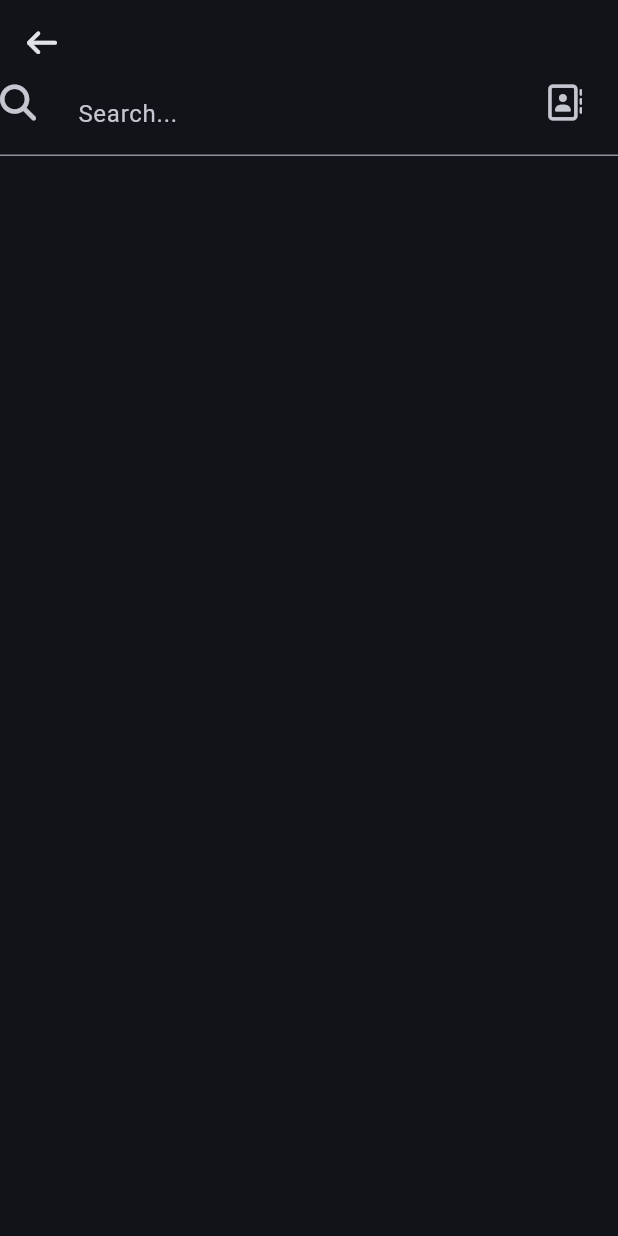
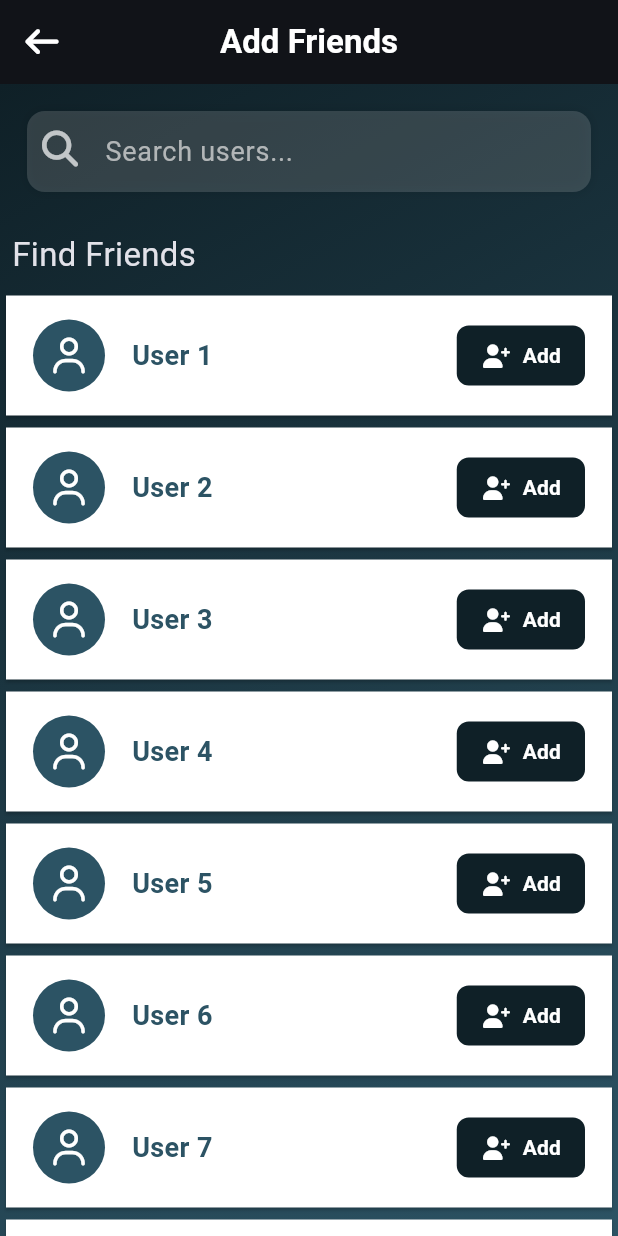
Before and after one commit to satyam044/Collabio-App, a Flutter app: the HomePage screen opened directly, after a tap on an icon or button, on a phone screen of 412 x 824 dp. Run offline on Flutter 3.47's test engine with Material 3 defaults, Android fonts, the phone set to English and light mode, and no system bars; our stand-ins replace font_awesome_flutter.

Commit message:
Add Friends Page UI

```diff
--- a/Collabio/lib/pages/add_friends.dart
+++ b/Collabio/lib/pages/add_friends.dart
@@ -1,5 +1,6 @@
 import 'package:flutter/material.dart';
 import 'package:font_awesome_flutter/font_awesome_flutter.dart';
+import 'package:frontend/widgets/Uihelper.dart';
 
 class AddFriendsPage extends StatelessWidget {
   const AddFriendsPage({super.key});
@@ -8,24 +9,148 @@ class AddFriendsPage extends StatelessWidget {
   Widget build(BuildContext context) {
     return Scaffold(
       appBar: AppBar(
+        backgroundColor: Colors.transparent,
+        elevation: 0,
         leading: IconButton(
           onPressed: () {
             Navigator.pop(context);
           },
-          icon: FaIcon(FontAwesomeIcons.arrowLeft, size: 20),
+          icon: FaIcon(
+            FontAwesomeIcons.arrowLeft,
+            size: 22,
+            color: Colors.white,
+          ),
         ),
+        title: Text(
+          'Add Friends',
+          style: TextStyle(color: Colors.white, fontWeight: FontWeight.bold),
+        ),
+        centerTitle: true,
       ),
-      body: Column(
-        children: [
-          TextField(
-            decoration: InputDecoration(
-              hintText: "Search...",
-              prefixIcon: FaIcon(FontAwesomeIcons.search),
-              suffixIcon: FaIcon(FontAwesomeIcons.contactBook),
-
+      body: Container(
+        decoration: BoxDecoration(
+          gradient: LinearGradient(
+            colors: [Color(0xFF0F2027), Color(0xFF2C5364)],
+            begin: Alignment.topLeft,
+            end: Alignment.bottomRight,
+          ),
+        ),
+        child: Column(
+          crossAxisAlignment: CrossAxisAlignment.start,
+          children: [
+            Padding(
+              padding: const EdgeInsets.symmetric(
+                horizontal: 18.0,
+                vertical: 18.0,
+              ),
+              child: Container(
+                height: 54,
+                decoration: BoxDecoration(
+                  color: Colors.white.withOpacity(0.15),
+                  borderRadius: BorderRadius.circular(12),
+                  boxShadow: [BoxShadow(color: Colors.black12, blurRadius: 6)],
+                ),
+                child: TextField(
+                  decoration: InputDecoration(
+                    contentPadding: const EdgeInsets.symmetric(
+                      horizontal: 4,
+                      vertical: 14,
+                    ),
+                    border: InputBorder.none,
+                    hintText: "Search users...",
+                    prefixIcon: Padding(
+                      padding: const EdgeInsets.all(10.0),
+                      child: FaIcon(
+                        FontAwesomeIcons.search,
+                        color: Colors.white70,
+                      ),
+                    ),
+                    hintStyle: const TextStyle(
+                      color: Color.fromARGB(192, 220, 220, 220),
+                      fontSize: 18,
+                    ),
+                  ),
+                  style: TextStyle(color: Colors.white, fontSize: 18),
+                ),
+              ),
             ),
-          ),
-        ],
+            Padding(
+              padding: EdgeInsetsGeometry.all(8),
+              child: Uihelper.customTxt(text: "Find Friends", fontSize: 22),
+            ),
+            Expanded(
+              child: ListView.separated(
+                itemCount: 15,
+                separatorBuilder: (_, __) => SizedBox(height: 0),
+                itemBuilder: (context, index) {
+                  return Card(
+                    color: Colors.white,
+                    elevation: 1,
+                    shape: RoundedRectangleBorder(
+                      borderRadius: BorderRadius.circular(0),
+                    ),
+                    child: Padding(
+                      padding: const EdgeInsets.symmetric(
+                        vertical: 16,
+                        horizontal: 18,
+                      ),
+                      child: Row(
+                        children: [
+                          CircleAvatar(
+                            radius: 24,
+                            backgroundColor: Color(0xFF2C5364),
+                            child: FaIcon(
+                              FontAwesomeIcons.user,
+                              color: Colors.white,
+                              size: 24,
+                            ),
+                          ),
+                          SizedBox(width: 18),
+                          Expanded(
+                            child: Text(
+                              'User ${index + 1}',
+                              style: TextStyle(
+                                fontSize: 18,
+                                fontWeight: FontWeight.w600,
+                                color: Color(0xFF2C5364),
+                              ),
+                            ),
+                          ),
+                          ElevatedButton.icon(
+                            style: ElevatedButton.styleFrom(
+                              backgroundColor: Color(0xFF0F2027),
+                              shape: RoundedRectangleBorder(
+                                borderRadius: BorderRadius.circular(8),
+                              ),
+                              elevation: 0,
+                              padding: EdgeInsets.symmetric(
+                                horizontal: 16,
+                                vertical: 8,
+                              ),
+                            ),
+                            onPressed: () {},
+                            icon: FaIcon(
+                              FontAwesomeIcons.userPlus,
+                              size: 16,
+                              color: Colors.white,
+                            ),
+                            label: Text(
+                              'Add',
+                              style: TextStyle(
+                                color: Colors.white,
+                                fontWeight: FontWeight.bold,
+                              ),
+                            ),
+                          ),
+                        ],
+                      ),
+                    ),
+                  );
+                },
+              ),
+            ),
+          ],
+        ),
       ),
     );
   }
--- a/Collabio/lib/pages/home.dart
+++ b/Collabio/lib/pages/home.dart
@@ -15,11 +15,11 @@ class HomePage extends StatelessWidget {
         elevation: 0,
         title: Row(
           children: [
-            Uihelper.customImg(img: 'logo.png', height: 30),
+            Uihelper.customImg(img: 'logo.png', height: 36),
             SizedBox(width: 8),
             Uihelper.customTxt(
               text: 'Collabio',
-              fontSize: 22,
+              fontSize: 26,
               fontWeight: FontWeight.bold,
               color: Colors.white,
             ),
@@ -27,7 +27,7 @@ class HomePage extends StatelessWidget {
         ),
         actions: [
           Padding(
-            padding: const EdgeInsets.all(14.0),
+            padding: const EdgeInsets.all(10.0),
             child: IconButton(
               onPressed: () {
                 Navigator.push(
@@ -149,14 +149,14 @@ class HomePage extends StatelessWidget {
                     ),
                     Expanded(
                       child: ListView.separated(
-                        padding: EdgeInsets.symmetric(horizontal: 12),
+                        padding: EdgeInsets.symmetric(horizontal: 0),
                         itemCount: 20,
-                        separatorBuilder: (_, __) => SizedBox(height: 8),
+                        separatorBuilder: (_, __) => SizedBox(height: 0),
                         itemBuilder: (context, index) {
-                          return Card(color: Colors.white54,
-                            elevation: 2,
+                          return Card(color: Colors.white,
+                            elevation: 1,
                             shape: RoundedRectangleBorder(
-                              borderRadius: BorderRadius.circular(16),
+                              borderRadius: BorderRadius.circular(0),
                             ),
                             child: ListTile(
                               leading: CircleAvatar(
```
